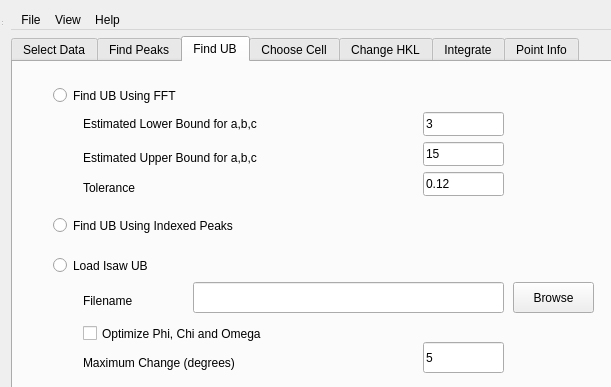
The window that Code/Mantid/MantidQt/CustomInterfaces/inc/MantidQtCustomInterfaces/MantidEV.ui (mantidproject/mantid) describes before a commit, drawn with Qt 5; both pictures show x 0 to 611 and y 0 to 387 of the 778 by 735 pixel window.
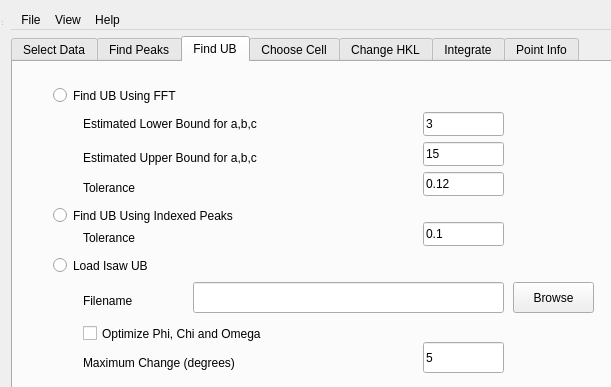
The same window after the commit. The open tabs and pages were chosen to show the change.

Commit message: Refs #8118 tolerance for FindUBUsingIndexedPeaks

Patch:
```diff
--- a/Code/Mantid/MantidQt/CustomInterfaces/inc/MantidQtCustomInterfaces/MantidEV.ui
+++ b/Code/Mantid/MantidQt/CustomInterfaces/inc/MantidQtCustomInterfaces/MantidEV.ui
@@ -609,7 +609,7 @@
        <property name="geometry">
         <rect>
          <x>40</x>
-         <y>150</y>
+         <y>140</y>
          <width>431</width>
          <height>27</height>
         </rect>
@@ -759,6 +759,22 @@
         <string>0.12</string>
        </property>
       </widget>
+      <widget class="QLineEdit" name="IndexedPeaksTolerance_ledt">
+       <property name="geometry">
+        <rect>
+         <x>410</x>
+         <y>160</y>
+         <width>81</width>
+         <height>24</height>
+        </rect>
+       </property>
+       <property name="toolTip">
+        <string>Maximum distance of h,k or l from integer values to&lt;br&gt; consider a peak to be indexed.</string>
+       </property>
+       <property name="text">
+        <string>0.1</string>
+       </property>
+      </widget>
       <widget class="QLabel" name="FFTTolerance_lbl">
        <property name="geometry">
         <rect>
@@ -917,6 +933,19 @@
         <string>Use Current UB (if already found or loaded)</string>
        </property>
       </widget>
+      <widget class="QLabel" name="IndexedPeaksTolerance_lbl">
+       <property name="geometry">
+        <rect>
+         <x>70</x>
+         <y>160</y>
+         <width>331</width>
+         <height>31</height>
+        </rect>
+       </property>
+       <property name="text">
+        <string>Tolerance</string>
+       </property>
+      </widget>
      </widget>
      <widget class="QWidget" name="ChooseCell">
       <attribute name="title">
```
Left out of the diff: 2 changed lines with no effect on the pictures. The commit also changes 5 other files.
